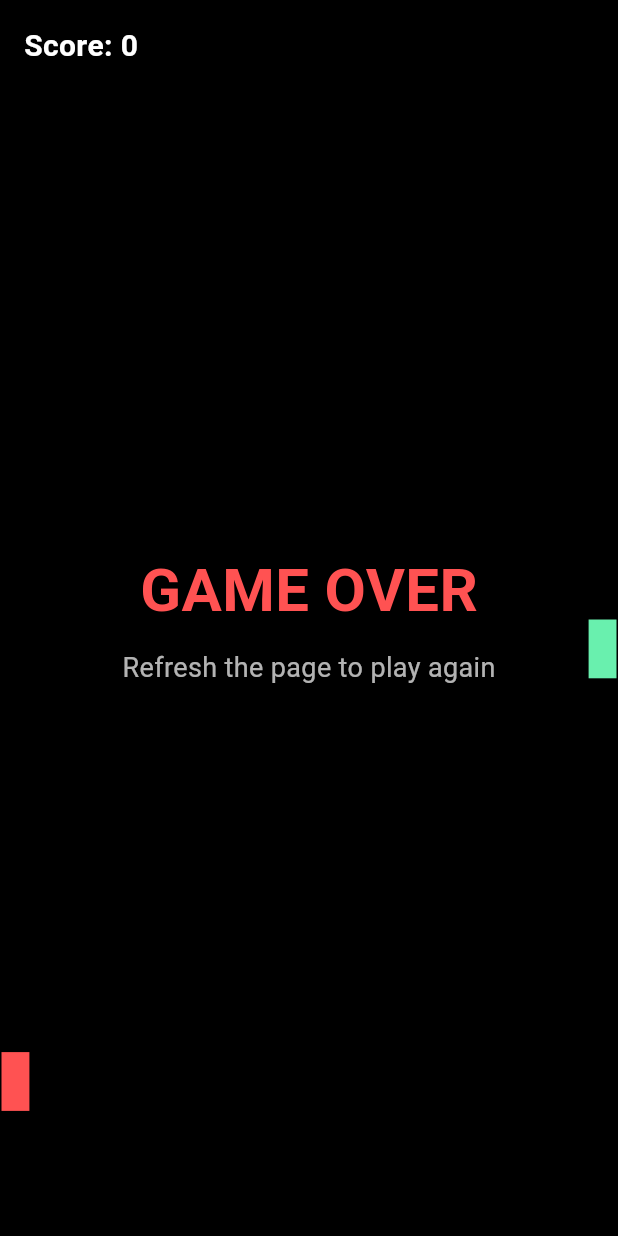
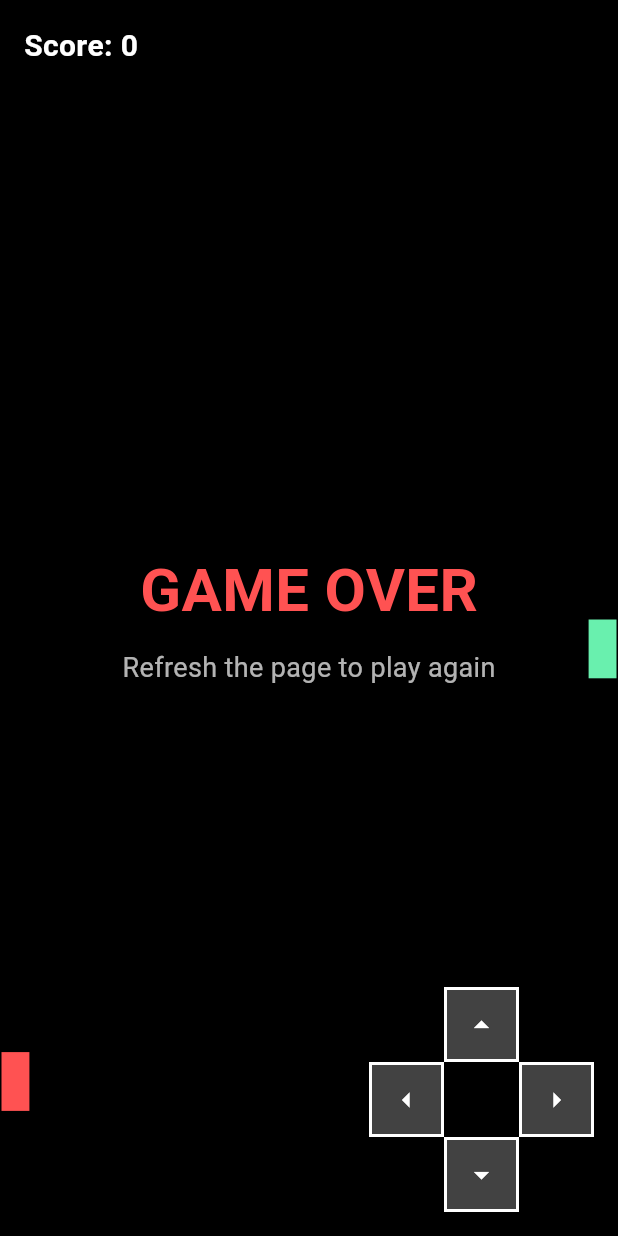
Before and after one commit to IvanPetrovicCyberUnited/flutter_snake_game, a Flutter app: the screen it shows after launch, on a phone screen of 412 x 824 dp. Run offline on Flutter 3.47's test engine with Material 3 defaults, Android fonts, the phone set to English and light mode, and no system bars; our stand-ins replace audioplayers.

Commit message:
Add retro D-Pad for mobile

```diff
--- /dev/null
+++ b/lib/direction.dart
@@ -0,0 +1 @@
+enum Direction { up, down, left, right }
--- /dev/null
+++ b/lib/dpad.dart
@@ -0,0 +1,62 @@
+import 'package:flutter/material.dart';
+
+import 'direction.dart';
+
+class RetroDPad extends StatelessWidget {
+  final void Function(Direction) onDirection;
+
+  const RetroDPad({required this.onDirection, Key? key}) : super(key: key);
+
+  Widget _buildButton(IconData icon, Direction dir) {
+    return GestureDetector(
+      onTap: () => onDirection(dir),
+      child: Container(
+        decoration: BoxDecoration(
+          color: Colors.grey.shade800,
+          border: Border.all(color: Colors.white, width: 2),
+        ),
+        child: Icon(icon, color: Colors.white),
+      ),
+    );
+  }
+
+  @override
+  Widget build(BuildContext context) {
+    return SizedBox(
+      width: 150,
+      height: 150,
+      child: Stack(
+        children: [
+          Positioned(
+            top: 0,
+            left: 50,
+            right: 50,
+            height: 50,
+            child: _buildButton(Icons.arrow_drop_up, Direction.up),
+          ),
+          Positioned(
+            bottom: 0,
+            left: 50,
+            right: 50,
+            height: 50,
+            child: _buildButton(Icons.arrow_drop_down, Direction.down),
+          ),
+          Positioned(
+            left: 0,
+            top: 50,
+            bottom: 50,
+            width: 50,
+            child: _buildButton(Icons.arrow_left, Direction.left),
+          ),
+          Positioned(
+            right: 0,
+            top: 50,
+            bottom: 50,
+            width: 50,
+            child: _buildButton(Icons.arrow_right, Direction.right),
+          ),
+        ],
+      ),
+    );
+  }
+}
--- a/lib/main.dart
+++ b/lib/main.dart
@@ -3,7 +3,10 @@ import 'dart:math';
 import 'package:flutter/material.dart';
 import 'package:flutter/scheduler.dart';
 import 'package:flutter/services.dart';
+import 'package:flutter/foundation.dart';
 import 'package:audioplayers/audioplayers.dart';
+import 'dpad.dart';
+import 'direction.dart';
 
 void main() {
   runApp(const CyberSnakeApp());
@@ -59,6 +62,10 @@ class _SnakeGamePageState extends State<SnakeGamePage>
   bool paused = false;
   bool _directionChangedThisTick = false;
   DateTime _lastFrog = DateTime.now();
+  bool get _isMobile =>
+      !kIsWeb &&
+      (defaultTargetPlatform == TargetPlatform.android ||
+          defaultTargetPlatform == TargetPlatform.iOS);
 
   @override
   void initState() {
@@ -322,6 +329,18 @@ class _SnakeGamePageState extends State<SnakeGamePage>
                 color: Colors.indigoAccent,
               ),
             ),
+          if (_isMobile)
+            Positioned(
+              bottom: 16,
+              right: 16,
+              child: RetroDPad(
+                onDirection: (dir) {
+                  setState(() {
+                    _changeDirection(dir);
+                  });
+                },
+              ),
+            ),
         ],
       ),
     );
@@ -380,7 +399,6 @@ class _SnakePainter extends CustomPainter {
   bool shouldRepaint(covariant CustomPainter oldDelegate) => true;
 }
 
-enum Direction { up, down, left, right }
 
 class _BlinkingText extends StatefulWidget {
   final String text;
```
